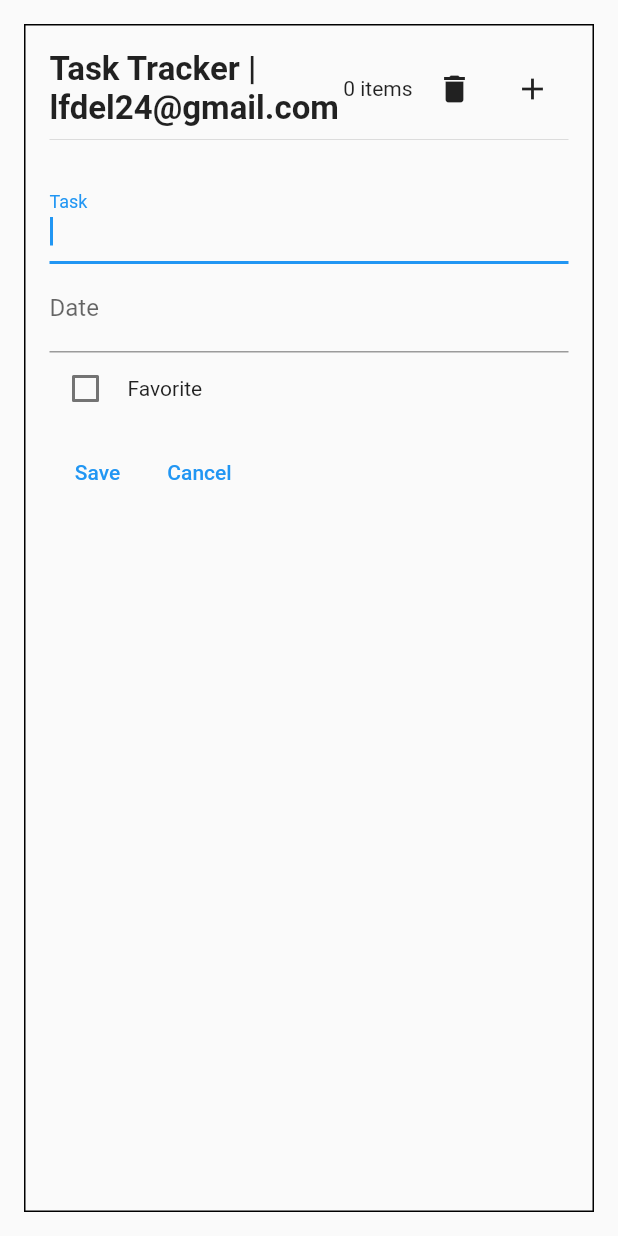
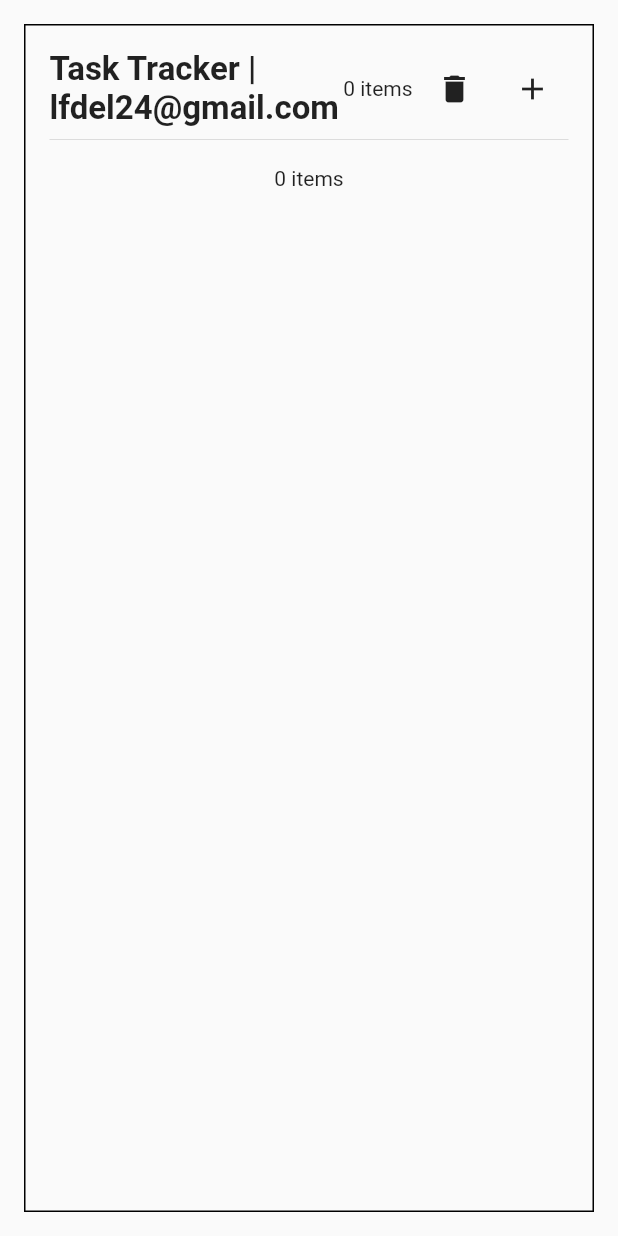
Before and after one commit to lfdel24/flutter_task_tracker, a Flutter app: the screen it shows after launch, on a phone screen of 412 x 824 dp. Run offline on Flutter 3.47's test engine with Material 2 defaults, Android fonts, the phone set to English and light mode, and no system bars; our stand-ins replace shared_preferences.

Commit message:
Add animation, save item

```diff
--- a/lib/my_value_notifier.dart
+++ b/lib/my_value_notifier.dart
@@ -1,4 +1,5 @@
 import 'package:flutter/foundation.dart';
+import 'package:flutter/material.dart';
 
 class MyValueNotifier<T> extends ChangeNotifier implements ValueListenable<T> {
   MyValueNotifier(this._value);
--- a/lib/task_component/controller/task_controller.dart
+++ b/lib/task_component/controller/task_controller.dart
@@ -1,4 +1,3 @@
-import 'package:flutter/foundation.dart';
 import 'package:flutter/material.dart';
 import 'package:task_tracker/my_value_notifier.dart';
 import 'package:task_tracker/task_component/model/task.dart';
@@ -6,38 +5,39 @@ import 'package:task_tracker/task_component/services/task_service.dart';
 
 class TaskController {
   final service = TaskService();
-  final tasks = ValueNotifier(<Task>[]);
+  final tasks = MyValueNotifier(<Task>[]);
   var task = MyValueNotifier(Task("$UniqueKey", "", "", false));
-  final isLoading = ValueNotifier(false);
+  final isLoading = MyValueNotifier(false);
+  final opacityLevel = MyValueNotifier(0.0);
+
+  void changeOpacityLevel() {
+    this.opacityLevel.value = this.opacityLevel.value == 0 ? 1.0 : 0.0;
+  }
 
   Future<void> loadTasks() async {
     this.isLoading.value = false;
-    this.tasks.value = [...await this.service.getAll()];
-    // await Future.delayed(Duration(seconds: 3));
+    this.tasks.value = await this.service.getAll();
     this.isLoading.value = true;
   }
 
-  Future<void> save(Task task) async {
-    this.tasks.value = [...this.tasks.value..add(task)];
+  Future<void> save() async {
+    this.tasks.value = this.tasks.value..add(this.task.value);
     saveAll();
   }
 
   Future<void> reminder(Task task) async {
-    this.tasks.value = [
-      ...this.tasks.value
-        ..forEach((el) {
-          if (el.id.contains(task.id)) {
-            task.favorite = !task.favorite;
-            print(task);
-            el = task;
-          }
-        })
-    ];
+    task.favorite = !task.favorite;
+    this.tasks.value = this.tasks.value
+      ..forEach((el) {
+        if (el.id.contains(task.id)) {
+          el = task;
+        }
+      });
     saveAll();
   }
 
   Future<void> delete(Task task) async {
-    this.tasks.value = [...this.tasks.value..remove(task)];
+    this.tasks.value = this.tasks.value..remove(task);
     await saveAll();
   }
 
--- a/lib/task_component/model/task.dart
+++ b/lib/task_component/model/task.dart
@@ -1,7 +1,7 @@
 class Task {
   final String id;
-  final String text;
-  final String day;
+  String text;
+  String day;
   bool favorite;
 
   Task(this.id, this.text, this.day, this.favorite);
--- a/lib/task_component/new_task.dart
+++ b/lib/task_component/new_task.dart
@@ -5,9 +5,8 @@ import 'package:task_tracker/task_component/my_inherited_widget.dart';
 class NewTask extends StatelessWidget {
   @override
   Widget build(BuildContext context) {
-    var controller = MyInheritedWidget.of(context)!.controller;
-    return Expanded(
-      child: Container(
+    final controller = MyInheritedWidget.of(context)!.controller;
+    return Container(
       child: Column(
         crossAxisAlignment: CrossAxisAlignment.start,
         children: [
@@ -17,6 +16,7 @@ class NewTask extends StatelessWidget {
             decoration: InputDecoration(
               labelText: "Task",
             ),
+            onChanged: (String value) => controller.task.value.text = value,
           ),
           TextField(
             autofocus: true,
@@ -24,6 +24,8 @@ class NewTask extends StatelessWidget {
             decoration: InputDecoration(
               labelText: "Date",
             ),
+            onChanged: (String value) =>
+                controller.task.value.day = "${DateTime.now()}",
           ),
           Row(
             children: [
@@ -43,14 +45,18 @@ class NewTask extends StatelessWidget {
           SizedBox(height: 8),
           Row(
             children: [
-                TextButton(onPressed: () {}, child: Text("Save")),
+              TextButton(
+                  onPressed: () async {
+                    await controller.save();
+                    controller.changeOpacityLevel();
+                  },
+                  child: Text("Save")),
               SizedBox(width: 4),
               TextButton(onPressed: () {}, child: Text("Cancel")),
             ],
           ),
         ],
       ),
-      ),
     );
   }
 }
--- a/lib/task_component/task_page.dart
+++ b/lib/task_component/task_page.dart
@@ -61,27 +61,32 @@ class _BuilderBody extends StatelessWidget {
               SizedBox(width: 4),
               IconButton(
                   icon: Icon(Icons.delete),
-                  onPressed: () async {
-                    await controller.deleteAll();
-                  }),
+                  onPressed: () async => await controller.deleteAll()),
               SizedBox(width: 4),
-              IconButton(
-                icon: Icon(Icons.add),
-                onPressed: () async {
-                  await controller.save(Task(
-                      "${UniqueKey()}",
-                      "${UniqueKey()} ${DateTime.now()}",
-                      "${DateTime.now()}",
-                      false));
-                },
+              ValueListenableBuilder(
+                valueListenable: controller.opacityLevel,
+                builder: (_, double opacityLevel, __) => IconButton(
+                    icon: Icon(opacityLevel == 1 ? Icons.close : Icons.add),
+                    onPressed: () => controller.changeOpacityLevel()),
               )
             ],
           ),
           Divider(),
-          SizedBox(height: 16),
-          NewTask(),
-          SizedBox(height: 16),
-          _BuilderListView(),
+          SizedBox(height: 4),
+          ValueListenableBuilder(
+            valueListenable: controller.opacityLevel,
+            builder: (_, double opacityLevel, __) => AnimatedOpacity(
+              curve: Curves.bounceIn,
+              duration: Duration(seconds: 2),
+              opacity: opacityLevel,
+              child: Visibility(
+                visible: opacityLevel == 1,
+                child: NewTask(),
+              ),
+            ),
+          ),
+          SizedBox(height: 6),
+          Expanded(child: _BuilderListView()),
         ],
       ),
     );
@@ -96,15 +101,15 @@ class _BuilderListView extends StatelessWidget {
 
     var listView = ValueListenableBuilder(
       valueListenable: controller.tasks,
-      builder: (_, List<Task> tasks, __) => Expanded(
-        child: ListView.builder(
+      builder: (_, List<Task> tasks, __) => tasks.isEmpty
+          ? Text("0 items")
+          : ListView.builder(
               itemCount: tasks.length,
               itemBuilder: (_, i) => Container(
-            decoration: BoxDecoration(
-                color: Colors.grey[150],
-                borderRadius: BorderRadius.circular(12)),
+                decoration:
+                    BoxDecoration(borderRadius: BorderRadius.circular(12)),
                 margin: EdgeInsets.only(top: 4, left: 4),
-            height: 100,
+                height: 80,
                 child: Column(
                   crossAxisAlignment: CrossAxisAlignment.start,
                   children: [
@@ -112,8 +117,8 @@ class _BuilderListView extends StatelessWidget {
                       children: [
                         Text(
                           "${tasks[i].day}",
-                      style:
-                          TextStyle(fontSize: 16, fontWeight: FontWeight.bold),
+                          style: TextStyle(
+                              fontSize: 16, fontWeight: FontWeight.bold),
                         ),
                         Expanded(child: Container()),
                         IconButton(
@@ -138,7 +143,6 @@ class _BuilderListView extends StatelessWidget {
                 ),
               ),
             ),
-      ),
     );
 
     return ValueListenableBuilder(
```
Lines whose indentation alone changed are shown as unchanged.
